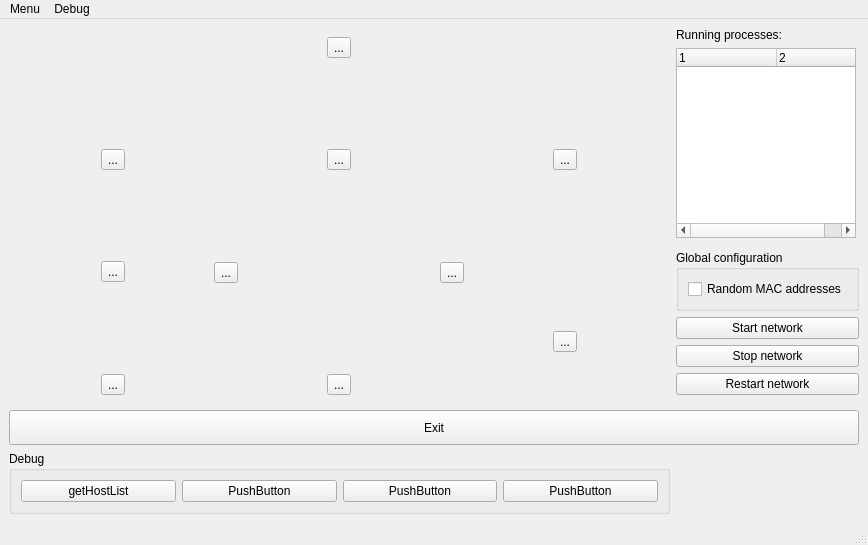
Qt form topo.ui (koppd/mt) before a commit.
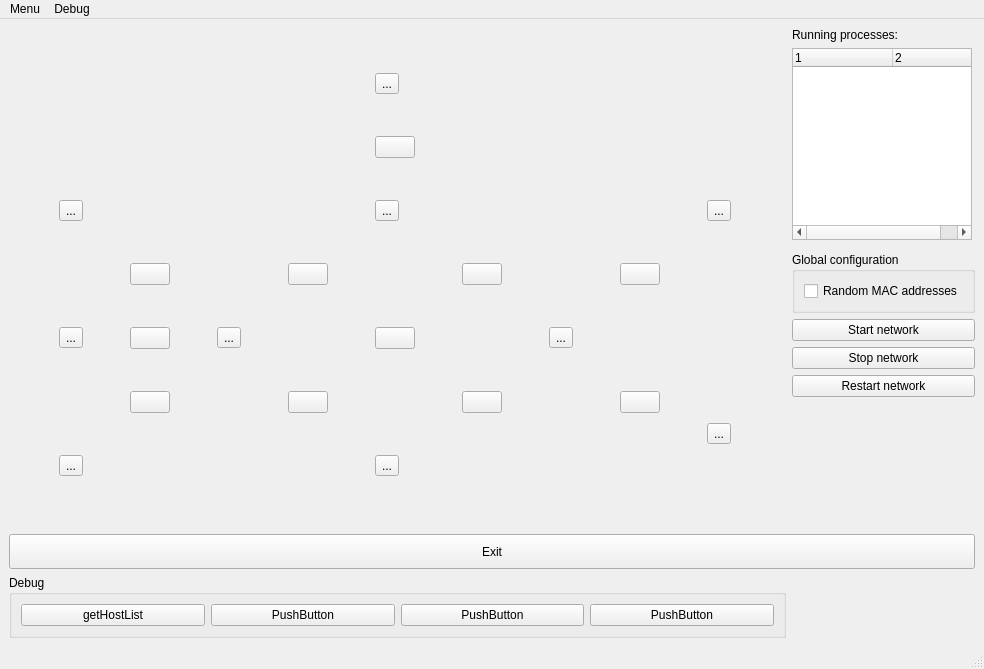
The same form after that commit. Icons and pictures are not drawn.

Commit message: mit Buttons für Links

```diff
--- a/topo.ui
+++ b/topo.ui
@@ -6,8 +6,8 @@
    <rect>
     <x>0</x>
     <y>0</y>
-    <width>868</width>
-    <height>545</height>
+    <width>984</width>
+    <height>669</height>
    </rect>
   </property>
   <property name="windowTitle">
@@ -15,6 +15,70 @@
   </property>
   <widget class="QWidget" name="centralwidget">
    <layout class="QGridLayout" name="gridLayout_2">
+    <item row="9" column="0">
+     <widget class="QGroupBox" name="groupBox_2">
+      <property name="title">
+       <string>Debug</string>
+      </property>
+      <layout class="QHBoxLayout" name="horizontalLayout_2">
+       <item>
+        <widget class="QPushButton" name="debug1">
+         <property name="text">
+          <string>getHostList</string>
+         </property>
+        </widget>
+       </item>
+       <item>
+        <widget class="QPushButton" name="debug2">
+         <property name="text">
+          <string>PushButton</string>
+         </property>
+        </widget>
+       </item>
+       <item>
+        <widget class="QPushButton" name="debug3">
+         <property name="text">
+          <string>PushButton</string>
+         </property>
+        </widget>
+       </item>
+       <item>
+        <widget class="QPushButton" name="debug4">
+         <property name="text">
+          <string>PushButton</string>
+         </property>
+        </widget>
+       </item>
+      </layout>
+     </widget>
+    </item>
+    <item row="4" column="1">
+     <widget class="QPushButton" name="pushButton">
+      <property name="text">
+       <string>Start network</string>
+      </property>
+     </widget>
+    </item>
+    <item row="7" column="1">
+     <spacer name="verticalSpacer">
+      <property name="orientation">
+       <enum>Qt::Vertical</enum>
+      </property>
+      <property name="sizeHint" stdset="0">
+       <size>
+        <width>20</width>
+        <height>10</height>
+       </size>
+      </property>
+     </spacer>
+    </item>
+    <item row="0" column="1">
+     <widget class="QLabel" name="label">
+      <property name="text">
+       <string>Running processes:</string>
+      </property>
+     </widget>
+    </item>
     <item row="1" column="1">
      <widget class="QTreeWidget" name="runningServices">
       <property name="minimumSize">
@@ -56,17 +120,32 @@
       </column>
      </widget>
     </item>
-    <item row="0" column="1">
-     <widget class="QLabel" name="label">
-      <property name="text">
-       <string>Running processes:</string>
+    <item row="3" column="1">
+     <widget class="QGroupBox" name="groupBox">
+      <property name="title">
+       <string>Global configuration</string>
       </property>
+      <layout class="QVBoxLayout" name="verticalLayout">
+       <item>
+        <widget class="QCheckBox" name="checkBox">
+         <property name="text">
+          <string>Random MAC addresses</string>
+         </property>
+        </widget>
+       </item>
+      </layout>
      </widget>
     </item>
-    <item row="6" column="1">
-     <widget class="QPushButton" name="pushButton_3">
+    <item row="8" column="0" colspan="2">
+     <widget class="QPushButton" name="pbExit">
+      <property name="minimumSize">
+       <size>
+        <width>0</width>
+        <height>35</height>
+       </size>
+      </property>
       <property name="text">
-       <string>Restart network</string>
+       <string>Exit</string>
       </property>
      </widget>
     </item>
@@ -77,10 +156,34 @@
       </property>
      </widget>
     </item>
+    <item row="6" column="1">
+     <widget class="QPushButton" name="pushButton_3">
+      <property name="text">
+       <string>Restart network</string>
+      </property>
+     </widget>
+    </item>
     <item row="0" column="0" rowspan="8">
      <widget class="QWidget" name="TopoArea" native="true">
       <layout class="QGridLayout" name="gridLayout">
-       <item row="0" column="2">
+       <item row="5" column="6">
+        <widget class="QToolButton" name="Router03">
+         <property name="text">
+          <string>...</string>
+         </property>
+         <property name="icon">
+          <iconset>
+           <normaloff>picture/router-symbol.svg</normaloff>picture/router-symbol.svg</iconset>
+         </property>
+         <property name="iconSize">
+          <size>
+           <width>80</width>
+           <height>80</height>
+          </size>
+         </property>
+        </widget>
+       </item>
+       <item row="0" column="4">
         <widget class="QToolButton" name="Host04">
          <property name="text">
           <string>...</string>
@@ -97,24 +200,7 @@
          </property>
         </widget>
        </item>
-       <item row="1" column="4" rowspan="3">
-        <widget class="QToolButton" name="Host05">
-         <property name="text">
-          <string>...</string>
-         </property>
-         <property name="icon">
-          <iconset>
-           <normaloff>picture/computer.svg</normaloff>picture/computer.svg</iconset>
-         </property>
-         <property name="iconSize">
-          <size>
-           <width>80</width>
-           <height>80</height>
-          </size>
-         </property>
-        </widget>
-       </item>
-       <item row="2" column="2">
+       <item row="3" column="4">
         <widget class="QToolButton" name="Router02">
          <property name="text">
           <string>...</string>
@@ -131,92 +217,7 @@
          </property>
         </widget>
        </item>
-       <item row="3" column="0" rowspan="3">
-        <widget class="QToolButton" name="Host02">
-         <property name="text">
-          <string>...</string>
-         </property>
-         <property name="icon">
-          <iconset>
-           <normaloff>picture/computer.svg</normaloff>picture/computer.svg</iconset>
-         </property>
-         <property name="iconSize">
-          <size>
-           <width>80</width>
-           <height>80</height>
-          </size>
-         </property>
-        </widget>
-       </item>
-       <item row="4" column="1">
-        <widget class="QToolButton" name="Router01">
-         <property name="text">
-          <string>...</string>
-         </property>
-         <property name="icon">
-          <iconset>
-           <normaloff>picture/router-symbol.svg</normaloff>picture/router-symbol.svg</iconset>
-         </property>
-         <property name="iconSize">
-          <size>
-           <width>80</width>
-           <height>80</height>
-          </size>
-         </property>
-        </widget>
-       </item>
-       <item row="4" column="3">
-        <widget class="QToolButton" name="Router03">
-         <property name="text">
-          <string>...</string>
-         </property>
-         <property name="icon">
-          <iconset>
-           <normaloff>picture/router-symbol.svg</normaloff>picture/router-symbol.svg</iconset>
-         </property>
-         <property name="iconSize">
-          <size>
-           <width>80</width>
-           <height>80</height>
-          </size>
-         </property>
-        </widget>
-       </item>
-       <item row="5" column="4" rowspan="2">
-        <widget class="QToolButton" name="Host06">
-         <property name="text">
-          <string>...</string>
-         </property>
-         <property name="icon">
-          <iconset>
-           <normaloff>picture/computer.svg</normaloff>picture/computer.svg</iconset>
-         </property>
-         <property name="iconSize">
-          <size>
-           <width>80</width>
-           <height>80</height>
-          </size>
-         </property>
-        </widget>
-       </item>
-       <item row="6" column="0">
-        <widget class="QToolButton" name="Host03">
-         <property name="text">
-          <string>...</string>
-         </property>
-         <property name="icon">
-          <iconset>
-           <normaloff>picture/computer.svg</normaloff>picture/computer.svg</iconset>
-         </property>
-         <property name="iconSize">
-          <size>
-           <width>80</width>
-           <height>80</height>
-          </size>
-         </property>
-        </widget>
-       </item>
-       <item row="6" column="2">
+       <item row="8" column="4">
         <widget class="QToolButton" name="Router04">
          <property name="text">
           <string>...</string>
@@ -233,7 +234,103 @@
          </property>
         </widget>
        </item>
-       <item row="2" column="0">
+       <item row="4" column="3">
+        <widget class="QPushButton" name="pushButton_13">
+         <property name="text">
+          <string/>
+         </property>
+         <property name="icon">
+          <iconset>
+           <normaloff>picture/link-icon.png</normaloff>picture/link-icon.png</iconset>
+         </property>
+        </widget>
+       </item>
+       <item row="5" column="2">
+        <widget class="QToolButton" name="Router01">
+         <property name="text">
+          <string>...</string>
+         </property>
+         <property name="icon">
+          <iconset>
+           <normaloff>picture/router-symbol.svg</normaloff>picture/router-symbol.svg</iconset>
+         </property>
+         <property name="iconSize">
+          <size>
+           <width>80</width>
+           <height>80</height>
+          </size>
+         </property>
+        </widget>
+       </item>
+       <item row="3" column="8">
+        <widget class="QToolButton" name="Host05">
+         <property name="text">
+          <string>...</string>
+         </property>
+         <property name="icon">
+          <iconset>
+           <normaloff>picture/computer.svg</normaloff>picture/computer.svg</iconset>
+         </property>
+         <property name="iconSize">
+          <size>
+           <width>80</width>
+           <height>80</height>
+          </size>
+         </property>
+        </widget>
+       </item>
+       <item row="5" column="1">
+        <widget class="QPushButton" name="pushButton_4">
+         <property name="sizePolicy">
+          <sizepolicy hsizetype="Fixed" vsizetype="Fixed">
+           <horstretch>0</horstretch>
+           <verstretch>0</verstretch>
+          </sizepolicy>
+         </property>
+         <property name="text">
+          <string/>
+         </property>
+         <property name="icon">
+          <iconset>
+           <normaloff>picture/link-icon.png</normaloff>picture/link-icon.png</iconset>
+         </property>
+        </widget>
+       </item>
+       <item row="7" column="1">
+        <widget class="QPushButton" name="pushButton_6">
+         <property name="sizePolicy">
+          <sizepolicy hsizetype="Fixed" vsizetype="Fixed">
+           <horstretch>0</horstretch>
+           <verstretch>0</verstretch>
+          </sizepolicy>
+         </property>
+         <property name="text">
+          <string/>
+         </property>
+         <property name="icon">
+          <iconset>
+           <normaloff>picture/link-icon.png</normaloff>picture/link-icon.png</iconset>
+         </property>
+        </widget>
+       </item>
+       <item row="7" column="5">
+        <widget class="QPushButton" name="pushButton_15">
+         <property name="sizePolicy">
+          <sizepolicy hsizetype="Fixed" vsizetype="Fixed">
+           <horstretch>0</horstretch>
+           <verstretch>0</verstretch>
+          </sizepolicy>
+         </property>
+         <property name="text">
+          <string/>
+         </property>
+         <property name="icon">
+          <iconset>
+           <normaloff>picture/link-icon.png</normaloff>picture/link-icon.png</iconset>
+         </property>
+        </widget>
+       </item>
+       <item row="3" column="0">
         <widget class="QToolButton" name="Host01">
          <property name="text">
           <string>...</string>
@@ -250,89 +347,167 @@
          </property>
         </widget>
        </item>
-      </layout>
-     </widget>
-    </item>
-    <item row="8" column="0" colspan="2">
-     <widget class="QPushButton" name="pbExit">
-      <property name="minimumSize">
-       <size>
-        <width>0</width>
-        <height>35</height>
-       </size>
-      </property>
-      <property name="text">
-       <string>Exit</string>
-      </property>
-     </widget>
-    </item>
-    <item row="3" column="1">
-     <widget class="QGroupBox" name="groupBox">
-      <property name="title">
-       <string>Global configuration</string>
-      </property>
-      <layout class="QVBoxLayout" name="verticalLayout">
-       <item>
-        <widget class="QCheckBox" name="checkBox">
+       <item row="4" column="1">
+        <widget class="QPushButton" name="pushButton_5">
          <property name="text">
-          <string>Random MAC addresses</string>
+          <string/>
          </property>
+         <property name="icon">
+          <iconset>
+           <normaloff>picture/link-icon.png</normaloff>picture/link-icon.png</iconset>
+         </property>
         </widget>
        </item>
-      </layout>
-     </widget>
-    </item>
-    <item row="4" column="1">
-     <widget class="QPushButton" name="pushButton">
-      <property name="text">
-       <string>Start network</string>
-      </property>
-     </widget>
-    </item>
-    <item row="7" column="1">
-     <spacer name="verticalSpacer">
-      <property name="orientation">
-       <enum>Qt::Vertical</enum>
-      </property>
-      <property name="sizeHint" stdset="0">
-       <size>
-        <width>20</width>
-        <height>10</height>
-       </size>
-      </property>
-     </spacer>
-    </item>
-    <item row="9" column="0">
-     <widget class="QGroupBox" name="groupBox_2">
-      <property name="title">
-       <string>Debug</string>
-      </property>
-      <layout class="QHBoxLayout" name="horizontalLayout_2">
-       <item>
-        <widget class="QPushButton" name="debug1">
+       <item row="7" column="7">
+        <widget class="QPushButton" name="pushButton_11">
+         <property name="sizePolicy">
+          <sizepolicy hsizetype="Fixed" vsizetype="Fixed">
+           <horstretch>0</horstretch>
+           <verstretch>0</verstretch>
+          </sizepolicy>
+         </property>
          <property name="text">
-          <string>getHostList</string>
+          <string/>
          </property>
+         <property name="icon">
+          <iconset>
+           <normaloff>picture/link-icon.png</normaloff>picture/link-icon.png</iconset>
+         </property>
         </widget>
        </item>
-       <item>
-        <widget class="QPushButton" name="debug2">
+       <item row="4" column="5">
+        <widget class="QPushButton" name="pushButton_12">
+         <property name="sizePolicy">
+          <sizepolicy hsizetype="Fixed" vsizetype="Fixed">
+           <horstretch>0</horstretch>
+           <verstretch>0</verstretch>
+          </sizepolicy>
+         </property>
          <property name="text">
-          <string>PushButton</string>
+          <string/>
          </property>
+         <property name="icon">
+          <iconset>
+           <normaloff>picture/link-icon.png</normaloff>picture/link-icon.png</iconset>
+         </property>
         </widget>
        </item>
-       <item>
-        <widget class="QPushButton" name="debug3">
+       <item row="5" column="0">
+        <widget class="QToolButton" name="Host02">
          <property name="text">
-          <string>PushButton</string>
+          <string>...</string>
          </property>
+         <property name="icon">
+          <iconset>
+           <normaloff>picture/computer.svg</normaloff>picture/computer.svg</iconset>
+         </property>
+         <property name="iconSize">
+          <size>
+           <width>80</width>
+           <height>80</height>
+          </size>
+         </property>
         </widget>
        </item>
-       <item>
-        <widget class="QPushButton" name="debug4">
+       <item row="7" column="3">
+        <widget class="QPushButton" name="pushButton_14">
+         <property name="sizePolicy">
+          <sizepolicy hsizetype="Fixed" vsizetype="Fixed">
+           <horstretch>0</horstretch>
+           <verstretch>0</verstretch>
+          </sizepolicy>
+         </property>
          <property name="text">
-          <string>PushButton</string>
+          <string/>
+         </property>
+         <property name="icon">
+          <iconset>
+           <normaloff>picture/link-icon.png</normaloff>picture/link-icon.png</iconset>
+         </property>
+        </widget>
+       </item>
+       <item row="8" column="0">
+        <widget class="QToolButton" name="Host03">
+         <property name="text">
+          <string>...</string>
+         </property>
+         <property name="icon">
+          <iconset>
+           <normaloff>picture/computer.svg</normaloff>picture/computer.svg</iconset>
+         </property>
+         <property name="iconSize">
+          <size>
+           <width>80</width>
+           <height>80</height>
+          </size>
+         </property>
+        </widget>
+       </item>
+       <item row="7" column="8" rowspan="2">
+        <widget class="QToolButton" name="Host06">
+         <property name="text">
+          <string>...</string>
+         </property>
+         <property name="icon">
+          <iconset>
+           <normaloff>picture/computer.svg</normaloff>picture/computer.svg</iconset>
+         </property>
+         <property name="iconSize">
+          <size>
+           <width>80</width>
+           <height>80</height>
+          </size>
+         </property>
+        </widget>
+       </item>
+       <item row="4" column="7">
+        <widget class="QPushButton" name="pushButton_9">
+         <property name="sizePolicy">
+          <sizepolicy hsizetype="Fixed" vsizetype="Fixed">
+           <horstretch>0</horstretch>
+           <verstretch>0</verstretch>
+          </sizepolicy>
+         </property>
+         <property name="text">
+          <string/>
+         </property>
+         <property name="icon">
+          <iconset>
+           <normaloff>picture/link-icon.png</normaloff>picture/link-icon.png</iconset>
+         </property>
+        </widget>
+       </item>
+       <item row="5" column="4">
+        <widget class="QPushButton" name="pushButton_7">
+         <property name="sizePolicy">
+          <sizepolicy hsizetype="Fixed" vsizetype="Fixed">
+           <horstretch>0</horstretch>
+           <verstretch>0</verstretch>
+          </sizepolicy>
+         </property>
+         <property name="text">
+          <string/>
+         </property>
+         <property name="icon">
+          <iconset>
+           <normaloff>picture/link-icon.png</normaloff>picture/link-icon.png</iconset>
+         </property>
+        </widget>
+       </item>
+       <item row="1" column="4">
+        <widget class="QPushButton" name="pushButton_8">
+         <property name="sizePolicy">
+          <sizepolicy hsizetype="Fixed" vsizetype="Fixed">
+           <horstretch>0</horstretch>
+           <verstretch>0</verstretch>
+          </sizepolicy>
+         </property>
+         <property name="text">
+          <string/>
+         </property>
+         <property name="icon">
+          <iconset>
+           <normaloff>picture/link-icon.png</normaloff>picture/link-icon.png</iconset>
          </property>
         </widget>
        </item>
@@ -346,7 +521,7 @@
     <rect>
      <x>0</x>
      <y>0</y>
-     <width>868</width>
+     <width>984</width>
      <height>20</height>
     </rect>
    </property>
```
The commit also changes 1 other file.
